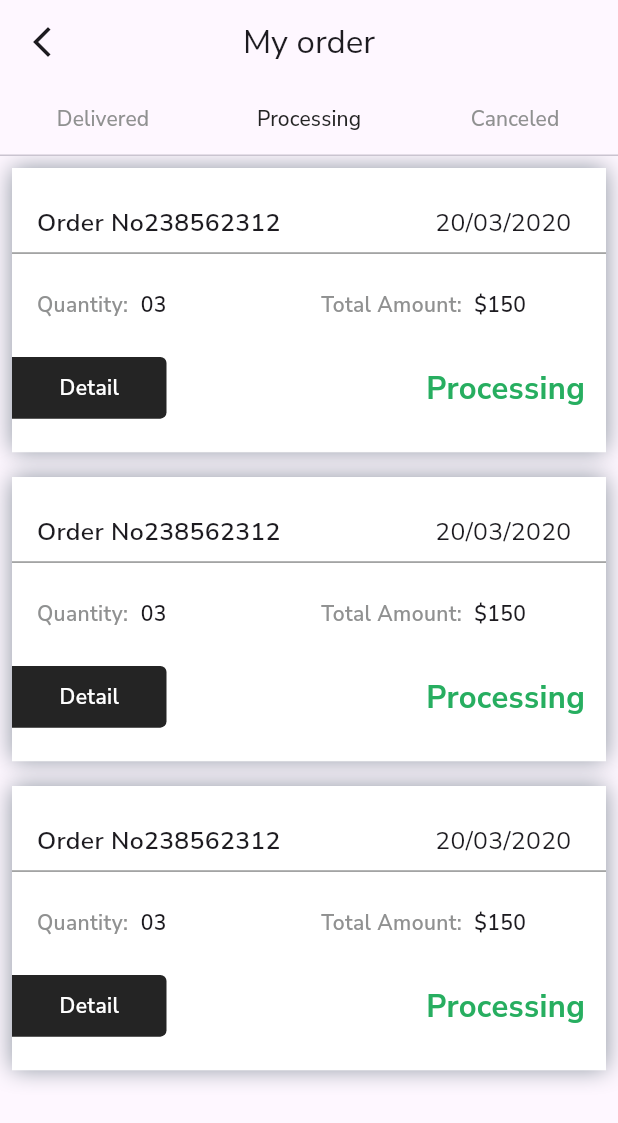
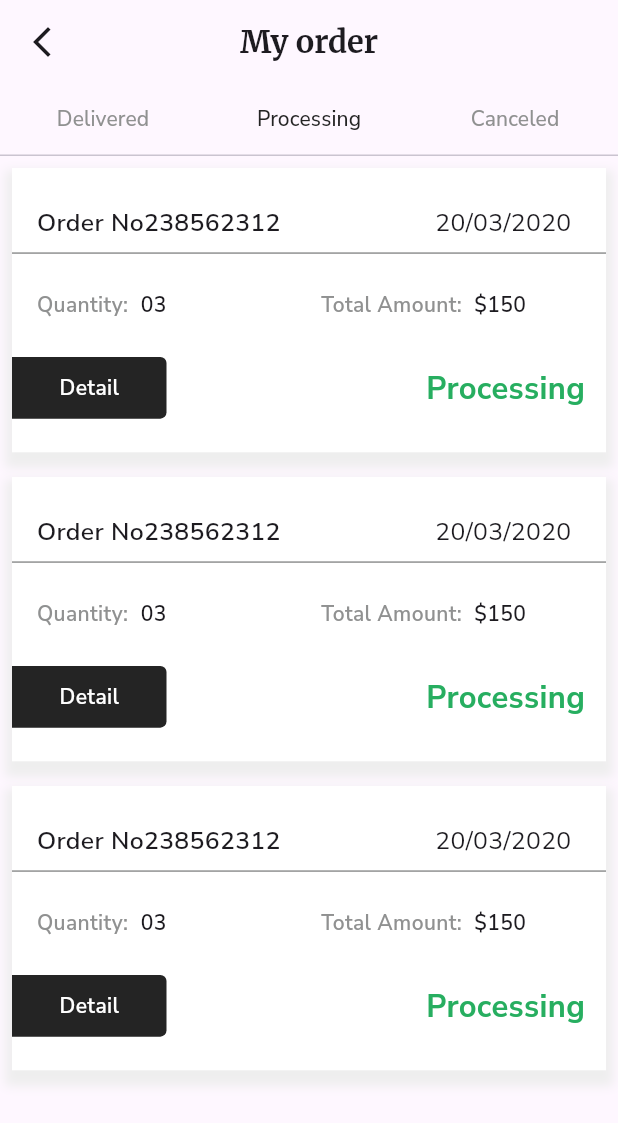
Before and after one commit to shabeer7559/furnigo, a Flutter app: the screen it shows after launch, tab 2 chosen, on a phone screen of 412 x 824 dp. Shown: the top 1123 px of the screen. Run offline on Flutter 3.47's test engine with Material 3 defaults, Android fonts, the phone set to English and light mode, and no system bars; our stand-ins replace awesome_bottom_bar, flutter_svg, google_fonts, pinput; missing offline and left inert: country_state_city_picker, flutter_flip_card, givestarreviews.

Commit message:
page updates

```diff
--- a/lib/features/orders/my_orders.dart
+++ b/lib/features/orders/my_orders.dart
@@ -3,6 +3,7 @@ import 'package:flutter/material.dart';
 import 'package:flutter/widgets.dart';
 import 'package:furnigo/features/constants/color_const.dart';
 import 'package:furnigo/main.dart';
+import 'package:google_fonts/google_fonts.dart';
 
 class MyOrders extends StatefulWidget {
   const MyOrders({super.key});
@@ -19,7 +20,7 @@ class _MyOrdersState extends State<MyOrders> {
       child: Scaffold(
         appBar: AppBar(
           centerTitle: true,
-          title: Text("My order"),
+          title: Text("My order",style: GoogleFonts.merriweather(fontWeight: FontWeight.w700,fontSize: w*0.05),),
           leading: Icon(Icons.arrow_back_ios_new),
         ),
          body:  Column(
@@ -59,8 +60,13 @@ class _MyOrdersState extends State<MyOrders> {
                            height: h*0.23,
                            decoration: BoxDecoration(
                                color: ColorConst.whit,
-                               boxShadow: [BoxShadow(color: ColorConst.shadow,
-                                   blurRadius: w*0.03)]
+                               boxShadow:[
+                                 BoxShadow(
+                                     color:Colors.grey.shade200,
+                                     blurRadius: 5,
+                                     spreadRadius: 5,
+                                     offset: Offset(0, 6)
+                                 )]
                            ),
                            child: Column(
                              children: [
@@ -185,8 +191,13 @@ class _MyOrdersState extends State<MyOrders> {
                            height: h*0.23,
                            decoration: BoxDecoration(
                                color: ColorConst.whit,
-                               boxShadow: [BoxShadow(color: ColorConst.shadow,
-                                   blurRadius: w*0.03)]
+                               boxShadow:[
+                                 BoxShadow(
+                                     color:Colors.grey.shade200,
+                                     blurRadius: 5,
+                                     spreadRadius: 5,
+                                     offset: Offset(0, 6)
+                                 )]
                            ),
                            child: Column(
                              children: [
@@ -311,8 +322,13 @@ class _MyOrdersState extends State<MyOrders> {
                            height: h*0.23,
                            decoration: BoxDecoration(
                                color: ColorConst.whit,
-                               boxShadow: [BoxShadow(color: ColorConst.shadow,
-                                   blurRadius: w*0.03)]
+                               boxShadow:[
+                                 BoxShadow(
+                                     color:Colors.grey.shade200,
+                                     blurRadius: 5,
+                                     spreadRadius: 5,
+                                     offset: Offset(0, 6)
+                                 )]
                            ),
                            child: Column(
                              children: [
--- a/lib/main.dart
+++ b/lib/main.dart
@@ -58,6 +58,7 @@ class _MyAppState extends State<MyApp> {
         ),
         debugShowCheckedModeBanner: false,
         home:MyOrders(),
+
       ),
     );
   }
```
